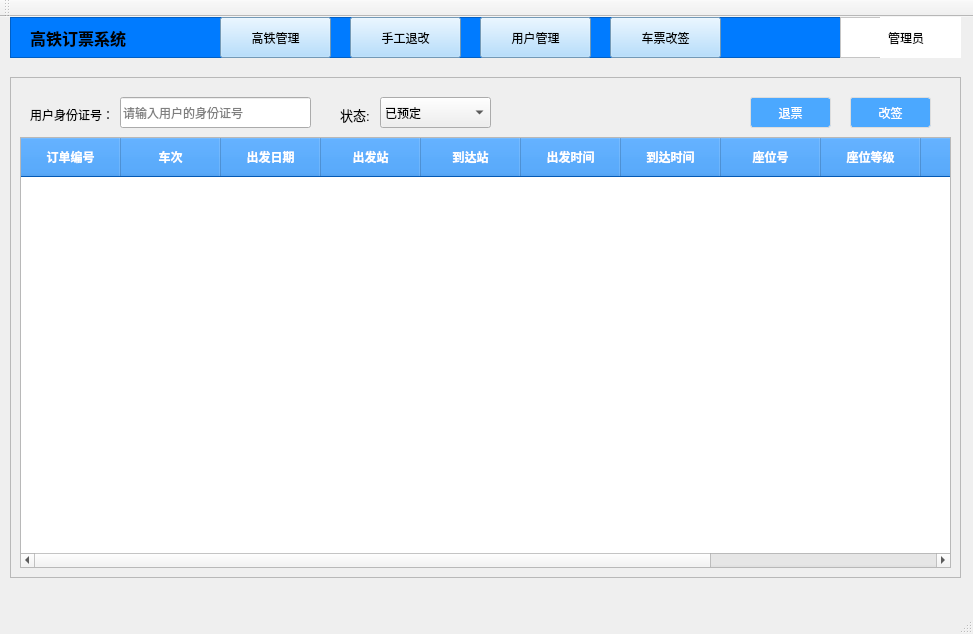
Old version of the form AdministratorMainWindow.ui in the repository AzureXu2005/HighSpeedRailSystem.
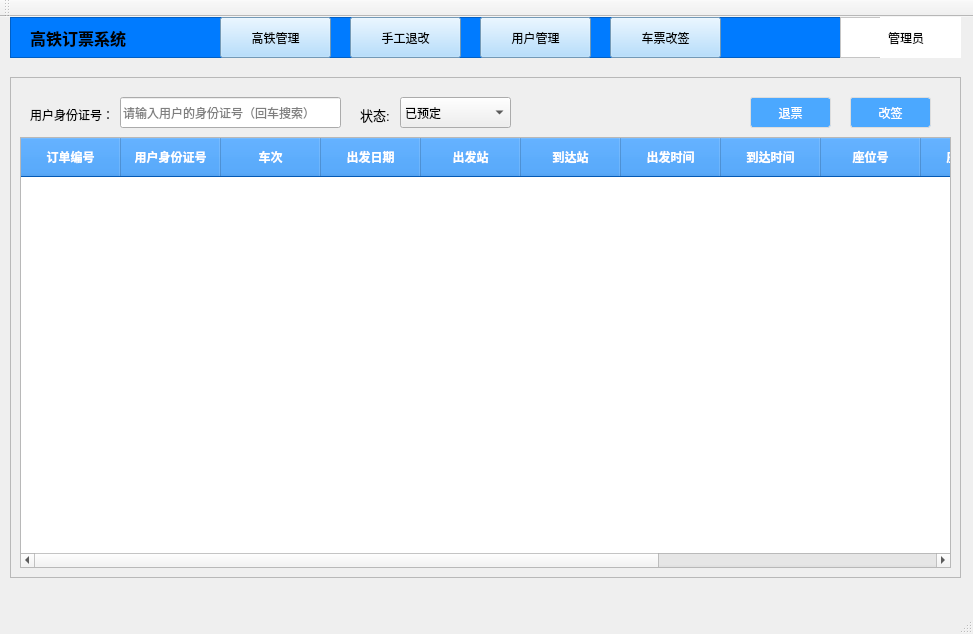
New version of the form. The open tabs and pages were chosen to show the change. Icons and pictures are not drawn.

Commit message: 初步完成了管理员界面的手动退改功能

Patch:
```diff
--- a/AdministratorMainWindow.ui
+++ b/AdministratorMainWindow.ui
@@ -1030,6 +1030,11 @@
         <string>订单编号</string>
        </property>
       </column>
+      <column>
+       <property name="text">
+        <string>用户身份证号</string>
+       </property>
+      </column>
       <column>
        <property name="text">
         <string>车次</string>
@@ -1136,7 +1141,7 @@
       <widget class="QLabel" name="label_10">
        <property name="geometry">
         <rect>
-         <x>330</x>
+         <x>350</x>
          <y>30</y>
          <width>31</width>
          <height>16</height>
@@ -1154,7 +1159,7 @@
       <widget class="QComboBox" name="comboBoxME">
        <property name="geometry">
         <rect>
-         <x>370</x>
+         <x>390</x>
          <y>20</y>
          <width>111</width>
          <height>31</height>
@@ -1231,7 +1236,7 @@
         <rect>
          <x>110</x>
          <y>20</y>
-         <width>191</width>
+         <width>221</width>
          <height>31</height>
         </rect>
        </property>
@@ -1239,7 +1244,7 @@
         <string/>
        </property>
        <property name="placeholderText">
-        <string>请输入用户的身份证号</string>
+        <string>请输入用户的身份证号（回车搜索）</string>
        </property>
       </widget>
      </widget>
```
Left out of the diff: 2 changed lines with no effect on the pictures. The commit also changes 5 other files.
